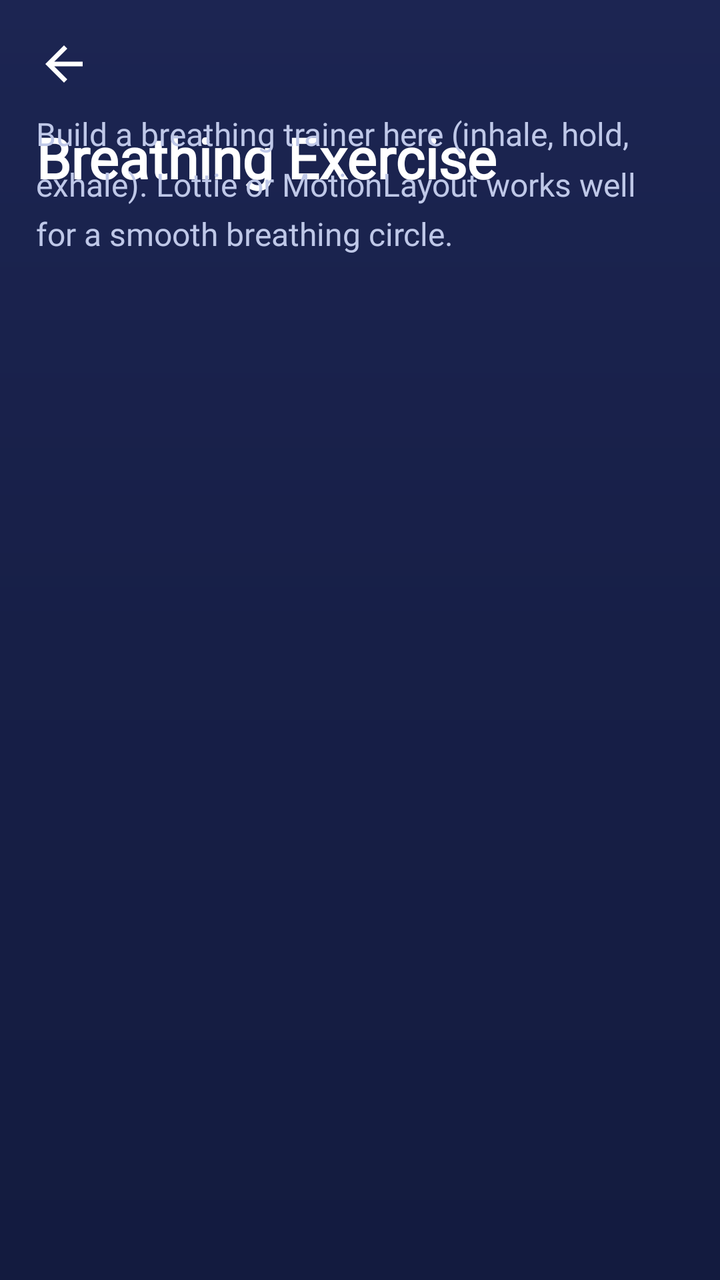
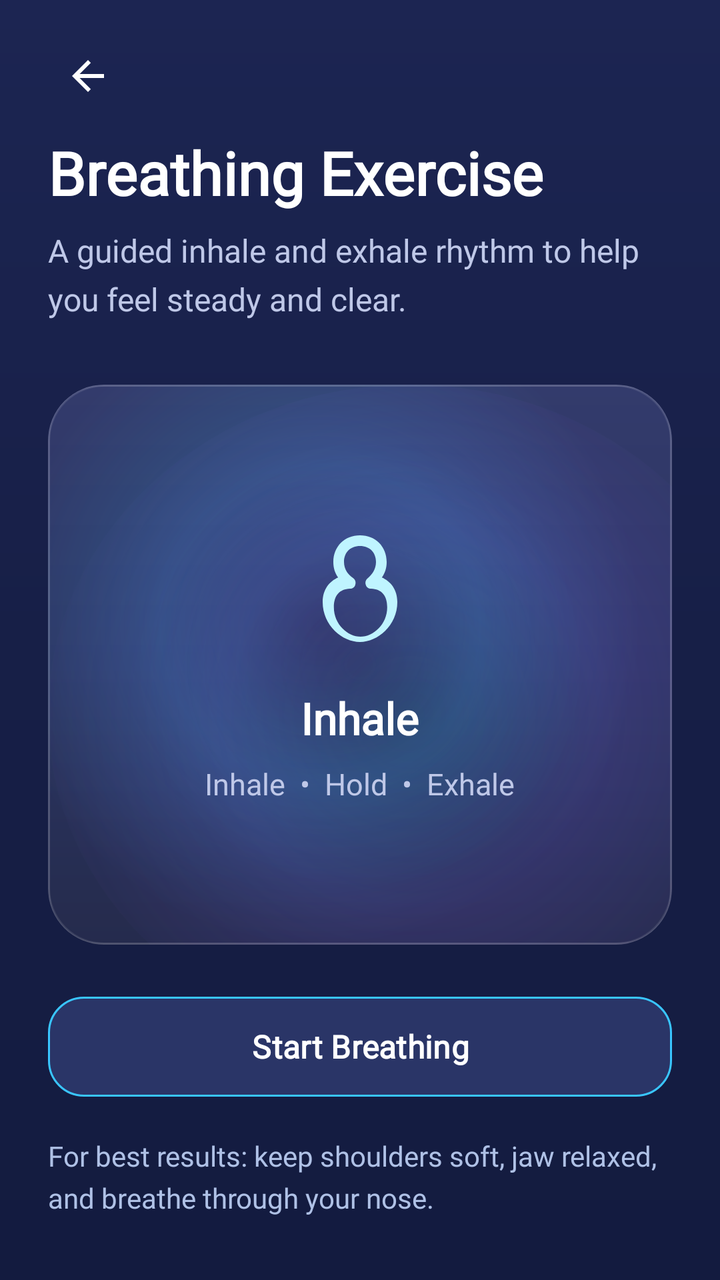

An Android layout rendered at two revisions. The XML below is the earlier revision; the diff shows what the commit changed to produce the second picture.
<!-- AndroidManifest.xml: activity theme Theme.LucidDreams.Patterns -->
<!-- res/layout/activity_breathing_trainer.xml -->
<?xml version="1.0" encoding="utf-8"?>
<androidx.constraintlayout.widget.ConstraintLayout xmlns:android="http://schemas.android.com/apk/res/android"
    xmlns:app="http://schemas.android.com/apk/res-auto"
    android:id="@+id/simple_root"
    android:layout_width="match_parent"
    android:layout_height="match_parent"
    android:background="@drawable/bg_main_gradient">

    <ImageView
        android:id="@+id/simple_back"
        android:layout_width="28dp"
        android:layout_height="28dp"
        android:layout_marginStart="18dp"
        android:layout_marginTop="18dp"
        android:src="@drawable/ic_back"
        android:contentDescription="Back"
        app:tint="@color/text_primary"
        app:layout_constraintStart_toStartOf="parent"
        app:layout_constraintTop_toTopOf="parent" />

    <TextView
        android:layout_width="0dp"
        android:layout_height="wrap_content"
        android:layout_marginTop="14dp"
        android:layout_marginStart="18dp"
        android:layout_marginEnd="18dp"
        android:text="Breathing Exercise"
        android:textColor="@color/text_primary"
        android:textSize="28sp"
        android:textStyle="bold"
        android:fontFamily="@font/poppins"
        app:layout_constraintTop_toBottomOf="@id/simple_back"
        app:layout_constraintStart_toStartOf="parent"
        app:layout_constraintEnd_toEndOf="parent" />

    <TextView
        android:layout_width="0dp"
        android:layout_height="wrap_content"
        android:layout_marginTop="10dp"
        android:layout_marginStart="18dp"
        android:layout_marginEnd="18dp"
        android:text="Build a breathing trainer here (inhale, hold, exhale). Lottie or MotionLayout works well for a smooth breathing circle."
        android:textColor="@color/text_secondary"
        android:textSize="16sp"
        android:fontFamily="@font/poppins"
        android:lineSpacingMultiplier="1.3"
        app:layout_constraintTop_toBottomOf="@id/simple_back"
        app:layout_constraintStart_toStartOf="parent"
        app:layout_constraintEnd_toEndOf="parent"
        app:layout_constraintVertical_bias="0.18" />

</androidx.constraintlayout.widget.ConstraintLayout>
<!-- resources referenced by this layout -->
<resources>
  <color name="text_primary">#FFFFFF</color>
  <color name="text_secondary">#BFC8E8</color>
  <color name="gradient_top">#1C2552</color>
  <color name="gradient_mid">#171F47</color>
  <color name="gradient_bottom">#131B3F</color>
  <style name="Theme.LucidDreams" parent="Base.Theme.LucidDreams">
          <item name="materialCalendarTheme">@style/CustomDatePickerTheme</item>
      </style>
  <style name="Base.Theme.LucidDreams" parent="Theme.Material3.DayNight.NoActionBar">
          
          
      </style>
  <style name="CustomDatePickerConfirmButton" parent="Widget.Material3.Button">
          <item name="backgroundTint">#39C6FF</item>
          <item name="android:textColor">#171F4B</item>
      </style>
  <style name="CustomDatePickerCancelButton" parent="Widget.Material3.Button.TextButton">
          <item name="android:textColor">#C5CAE9</item>
      </style>
  <style name="CustomCalendarDay" parent="Widget.Material3.MaterialCalendar.Day">
          <item name="itemTextColor">#C5CAE9</item>
      </style>
  <!-- unchanged entries left out for length: 7 -->
</resources>

<!-- the commit's change to res/layout/activity_breathing_trainer.xml (unified diff, before → after) -->
@@ -6,47 +6,151 @@
     android:layout_height="match_parent"
     android:background="@drawable/bg_main_gradient">
 
-    <ImageView
-        android:id="@+id/simple_back"
-        android:layout_width="28dp"
-        android:layout_height="28dp"
-        android:layout_marginStart="18dp"
-        android:layout_marginTop="18dp"
-        android:src="@drawable/ic_back"
-        android:contentDescription="Back"
-        app:tint="@color/text_primary"
+    <androidx.core.widget.NestedScrollView
+        android:id="@+id/scroll"
+        android:layout_width="0dp"
+        android:layout_height="0dp"
+        android:fillViewport="true"
+        android:overScrollMode="never"
+        android:scrollbars="none"
+        app:layout_constraintTop_toTopOf="parent"
+        app:layout_constraintBottom_toBottomOf="parent"
         app:layout_constraintStart_toStartOf="parent"
-        app:layout_constraintTop_toTopOf="parent" />
+        app:layout_constraintEnd_toEndOf="parent">
 
-    <TextView
-        android:layout_width="0dp"
-        android:layout_height="wrap_content"
-        android:layout_marginTop="14dp"
-        android:layout_marginStart="18dp"
-        android:layout_marginEnd="18dp"
-        android:text="Breathing Exercise"
-        android:textColor="@color/text_primary"
-        android:textSize="28sp"
-        android:textStyle="bold"
-        android:fontFamily="@font/poppins"
-        app:layout_constraintTop_toBottomOf="@id/simple_back"
-        app:layout_constraintStart_toStartOf="parent"
-        app:layout_constraintEnd_toEndOf="parent" />
+        <LinearLayout
+            android:layout_width="match_parent"
+            android:layout_height="wrap_content"
+            android:orientation="vertical"
+            android:paddingStart="24dp"
+            android:paddingEnd="24dp"
+            android:paddingTop="10dp"
+            android:paddingBottom="28dp">
 
-    <TextView
-        android:layout_width="0dp"
-        android:layout_height="wrap_content"
-        android:layout_marginTop="10dp"
-        android:layout_marginStart="18dp"
-        android:layout_marginEnd="18dp"
-        android:text="Build a breathing trainer here (inhale, hold, exhale). Lottie or MotionLayout works well for a smooth breathing circle."
-        android:textColor="@color/text_secondary"
-        android:textSize="16sp"
-        android:fontFamily="@font/poppins"
-        android:lineSpacingMultiplier="1.3"
-        app:layout_constraintTop_toBottomOf="@id/simple_back"
-        app:layout_constraintStart_toStartOf="parent"
-        app:layout_constraintEnd_toEndOf="parent"
-        app:layout_constraintVertical_bias="0.18" />
+            <LinearLayout
+                android:layout_width="match_parent"
+                android:layout_height="56dp"
+                android:gravity="center_vertical"
+                android:orientation="horizontal">
+
+                <ImageView
+                    android:id="@+id/simple_back"
+                    android:layout_width="40dp"
+                    android:layout_height="40dp"
+                    android:padding="8dp"
+                    android:src="@drawable/ic_back"
+                    android:contentDescription="Back"
+                    android:background="?attr/selectableItemBackgroundBorderless"
+                    app:tint="@color/text_primary" />
+            </LinearLayout>
+
+            <TextView
+                android:id="@+id/title"
+                android:layout_width="match_parent"
+                android:layout_height="wrap_content"
+                android:text="Breathing Exercise"
+                android:textColor="@color/text_primary"
+                android:textSize="30sp"
+                android:textStyle="bold"
+                android:fontFamily="@font/poppins" />
+
+            <TextView
+                android:id="@+id/subtitle"
+                android:layout_width="match_parent"
+                android:layout_height="wrap_content"
+                android:layout_marginTop="8dp"
+                android:text="A guided inhale and exhale rhythm to help you feel steady and clear."
+                android:textColor="@color/text_secondary"
+                android:textSize="16sp"
+                android:fontFamily="@font/poppins"
+                android:lineSpacingMultiplier="1.25" />
+
+            <com.google.android.material.card.MaterialCardView
+                android:layout_width="match_parent"
+                android:layout_height="280dp"
+                android:layout_marginTop="32dp"
+                app:cardCornerRadius="28dp"
+                app:cardElevation="0dp"
+                app:cardBackgroundColor="@android:color/transparent"
+                app:strokeColor="#1AFFFFFF"
+                app:strokeWidth="1dp">
+
+                <FrameLayout
+                    android:layout_width="match_parent"
+                    android:layout_height="match_parent"
+                    android:background="@drawable/bg_calm_actions_panel">
+
+                    <View
+                        android:layout_width="220dp"
+                        android:layout_height="220dp"
+                        android:layout_gravity="center"
+                        android:alpha="0.34"
+                        android:background="@drawable/bg_calm_particle_cyan" />
+
+                    <LinearLayout
+                        android:layout_width="match_parent"
+                        android:layout_height="match_parent"
+                        android:gravity="center"
+                        android:orientation="vertical"
+                        android:padding="18dp">
+
+                        <ImageView
+                            android:layout_width="64dp"
+                            android:layout_height="64dp"
+                            android:src="@drawable/ic_breathing"
+                            app:tint="#BFF4FF"
+                            android:contentDescription="Breathing animation placeholder" />
+
+                        <TextView
+                            android:id="@+id/tvBreathPhase"
+                            android:layout_width="wrap_content"
+                            android:layout_height="wrap_content"
+                            android:layout_marginTop="18dp"
+                            android:text="Inhale"
+                            android:textColor="@color/text_primary"
+                            android:textSize="22sp"
+                            android:textStyle="bold"
+                            android:fontFamily="@font/poppins" />
+
+                        <TextView
+                            android:layout_width="wrap_content"
+                            android:layout_height="wrap_content"
+                            android:layout_marginTop="8dp"
+                            android:text="Inhale  •  Hold  •  Exhale"
+                            android:textColor="@color/text_secondary"
+                            android:textSize="15sp"
+                            android:fontFamily="@font/poppins" />
+                    </LinearLayout>
+                </FrameLayout>
+            </com.google.android.material.card.MaterialCardView>
+
+            <com.google.android.material.button.MaterialButton
+                android:id="@+id/btnStartBreathing"
+                style="@style/Widget.Material3.Button"
+                android:layout_width="match_parent"
+                android:layout_height="58dp"
+                android:layout_marginTop="22dp"
+                android:text="Start Breathing"
+                android:textSize="16sp"
+                android:textStyle="bold"
+                android:fontFamily="@font/poppins"
+                android:textColor="@color/text_primary"
+                app:cornerRadius="18dp"
+                app:backgroundTint="#2A3567"
+                app:strokeColor="#39C6FF"
+                app:strokeWidth="1dp" />
+
+            <TextView
+                android:layout_width="match_parent"
+                android:layout_height="wrap_content"
+                android:layout_marginTop="16dp"
+                android:text="For best results: keep shoulders soft, jaw relaxed, and breathe through your nose."
+                android:textColor="@color/text_card_desc"
+                android:textSize="14sp"
+                android:fontFamily="@font/poppins"
+                android:lineSpacingMultiplier="1.25" />
+
+        </LinearLayout>
+    </androidx.core.widget.NestedScrollView>
 
 </androidx.constraintlayout.widget.ConstraintLayout>
<!-- resource entries referenced after the edit -->
@@ -1,7 +1,84 @@
 <!-- resources referenced by this layout -->
 <resources>
+  <color name="text_card_desc">#AFC1E6</color>
   <color name="text_primary">#FFFFFF</color>
   <color name="text_secondary">#BFC8E8</color>
+  <!-- drawable bg_calm_actions_panel (drawable) -->
+  <?xml version="1.0" encoding="utf-8"?>
+  <layer-list xmlns:android="http://schemas.android.com/apk/res/android">
+  
+      
+      <item>
+          <shape android:shape="rectangle">
+              <gradient
+                  android:angle="270"
+                  android:startColor="#232C61"
+                  android:centerColor="#1C2556"
+                  android:endColor="#141B3F"
+                  android:type="linear" />
+              <corners android:radius="26dp" />
+          </shape>
+      </item>
+  
+      
+      <item>
+          <shape android:shape="rectangle">
+              <solid android:color="#12FFFFFF" />
+              <corners android:radius="26dp" />
+          </shape>
+      </item>
+  
+      
+      <item android:left="-40dp" android:top="-40dp">
+          <shape android:shape="oval">
+              <gradient
+                  android:type="radial"
+                  android:gradientRadius="160dp"
+                  android:centerColor="#2A39C6FF"
+                  android:endColor="#00FFFFFF" />
+          </shape>
+      </item>
+  
+      <item android:right="-50dp" android:bottom="-50dp">
+          <shape android:shape="oval">
+              <gradient
+                  android:type="radial"
+                  android:gradientRadius="190dp"
+                  android:centerColor="#228B5CFF"
+                  android:endColor="#00FFFFFF" />
+          </shape>
+      </item>
+  
+      
+      <item>
+          <shape android:shape="rectangle">
+              <solid android:color="#00000000" />
+              <corners android:radius="26dp" />
+              <stroke android:width="1dp" android:color="#1AFFFFFF" />
+          </shape>
+      </item>
+  
+  </layer-list>
+  <!-- drawable bg_calm_particle_cyan (drawable) -->
+  <?xml version="1.0" encoding="utf-8"?>
+  <shape xmlns:android="http://schemas.android.com/apk/res/android" android:shape="oval">
+      <gradient
+          android:type="radial"
+          android:gradientRadius="120dp"
+          android:centerColor="#2A39C6FF"
+          android:endColor="#00000000" />
+  </shape>
+  <!-- drawable ic_breathing (drawable) -->
+  <?xml version="1.0" encoding="utf-8"?>
+  <vector xmlns:android="http://schemas.android.com/apk/res/android"
+      android:width="24dp"
+      android:height="24dp"
+      android:viewportWidth="24"
+      android:viewportHeight="24">
+      <path
+          android:fillColor="#FFFFFF"
+          android:pathData="M12,2c2.9,0 5,2.1 5,5 0,1.1 -0.3,2.1 -0.9,2.9 1.6,0.7 2.9,2.2 2.9,4.6 0,4.4 -3.7,7.5 -7,7.5s-7,-3.1 -7,-7.5c0,-2.4 1.3,-3.9 2.9,-4.6C7.3,9.1 7,8.1 7,7c0,-2.9 2.1,-5 5,-5zM12,4c-1.8,0 -3,1.2 -3,3 0,1.4 0.8,2.4 1.7,3 0.4,0.3 0.6,0.8 0.4,1.3 -0.1,0.4 -0.5,0.7 -1,0.7 -1.9,0.1 -3,1.2 -3,3.5 0,3.2 2.6,5.5 5,5.5s5,-2.3 5,-5.5c0,-2.3 -1.1,-3.4 -3,-3.5 -0.5,0 -0.9,-0.3 -1,-0.7 -0.2,-0.5 0,-1 0.4,-1.3C14.2,9.4 15,8.4 15,7c0,-1.8 -1.2,-3 -3,-3z"/>
+  </vector>
   <color name="gradient_top">#1C2552</color>
   <color name="gradient_mid">#171F47</color>
   <color name="gradient_bottom">#131B3F</color>
